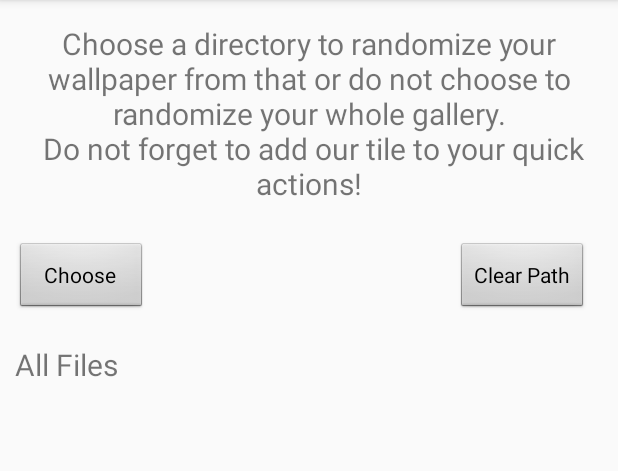
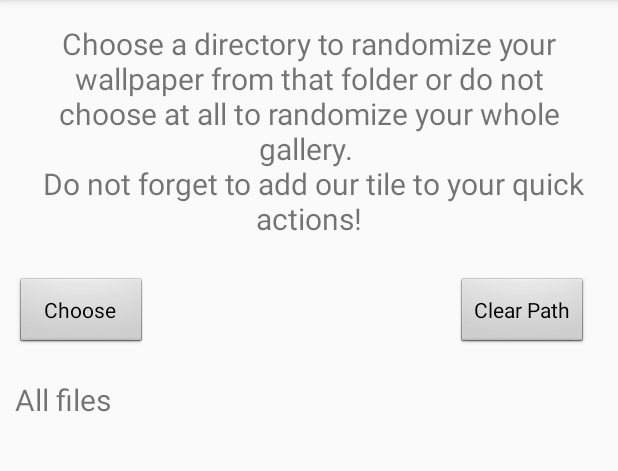
Before and after one commit to ChnTklc/AutoWallpaperTile, an Android app: the screen it shows after launch (MainActivity), on a phone screen of 412 x 824 dp, the part 84-555 px from its top. Run offline under Robolectric (Android 15) with nearby library versions, the light colour scheme and no system bars; libraries missing offline, so code that uses them is left out: tr.edu.iyte.

Commit message:
Randomize whole gallery option added. Image list empty bug fixed. Empty folder bug fixed.

```diff
--- a/app/src/main/java/usage/personal/wallpapertile/MainActivity.kt
+++ b/app/src/main/java/usage/personal/wallpapertile/MainActivity.kt
@@ -14,9 +14,6 @@ import android.widget.TextView
 import tr.edu.iyte.filepicker.FilePicker
 import tr.edu.iyte.filepicker.FilePickerMode
 
-/**
- * Edited by Comteng on 22/11/2017.
- */
 class MainActivity : AppCompatActivity() {
 
     private val writePermissionCode = 0
@@ -90,7 +87,7 @@ class MainActivity : AppCompatActivity() {
 
     companion object {
         val sharedFileName = "WallpaperFilePath"
-        val defaultPath = "All Files"
+        val defaultPath = "All files"
         val pathKey = "PathKey"
 
         fun setKEY(context: Context, KEY: String, path: String) {
@@ -101,6 +98,6 @@ class MainActivity : AppCompatActivity() {
         }
 
         fun getKEY(context: Context, KEY: String): CharSequence =
-                context.getSharedPreferences(sharedFileName, 0).getString(KEY, null) ?: defaultPath
+                context.getSharedPreferences(sharedFileName, 0).getString(KEY, defaultPath)
     }
 }
--- a/app/src/main/res/values/strings.xml
+++ b/app/src/main/res/values/strings.xml
@@ -1,9 +1,9 @@
 <resources>
     <string name="title" translatable="false">Auto Wallpaper Tile</string>
     <string name="chooseButton">Choose</string>
-    <string name="explanationParagraph">Choose a directory to randomize your wallpaper from that or
-        do not choose to randomize your whole gallery.\n Do not forget to add our tile to your quick
-        actions!</string>
+    <string name="explanationParagraph">Choose a directory to randomize your wallpaper from that
+        folder or do not choose at all to randomize your whole gallery.
+        \n Do not forget to add our tile to your quick actions!</string>
     <string name="defaultFilePath">All files</string>
     <string name="clearButton">Clear Path</string>
 </resources>
--- a/build.gradle
+++ b/build.gradle
@@ -11,7 +11,7 @@ buildscript {
         }
     }
     dependencies {
-        classpath 'com.android.tools.build:gradle:3.0.0'
+        classpath 'com.android.tools.build:gradle:3.0.1'
         classpath "org.jetbrains.kotlin:kotlin-gradle-plugin:$kotlin_version"
 
         // NOTE: Do not place your application dependencies here; they belong
```
Also changed, not shown: app/build.gradle (+2 -8 lines), app/src/main/java/usage/personal/wallpapertile/WallpaperTile.kt (+61 -14 lines).
